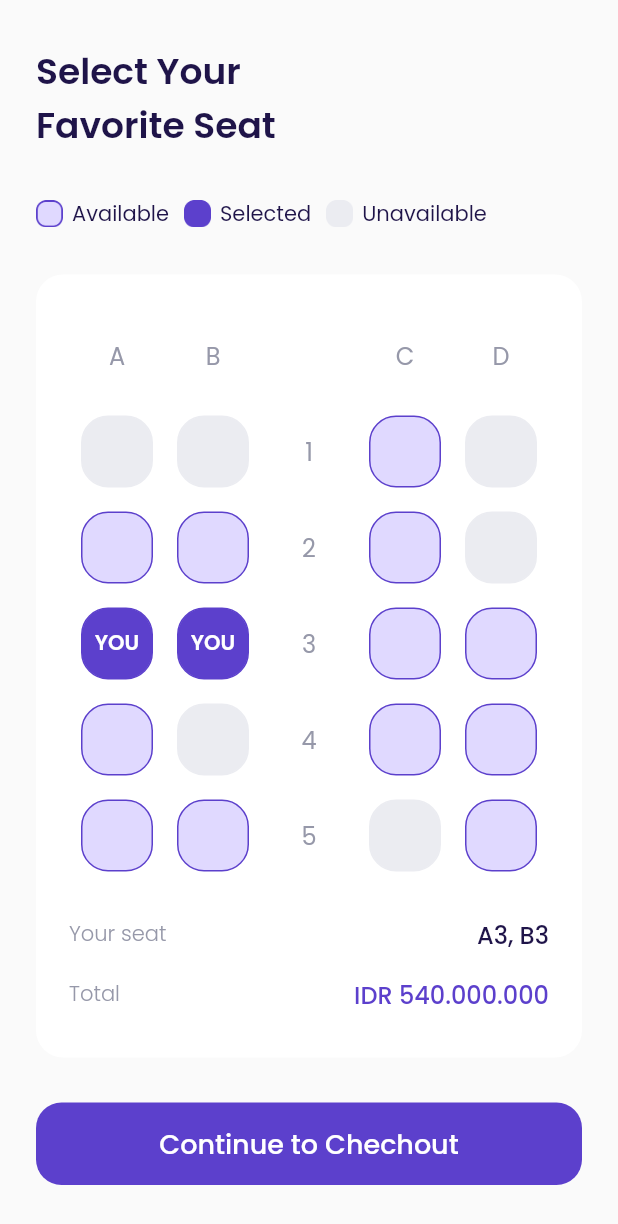
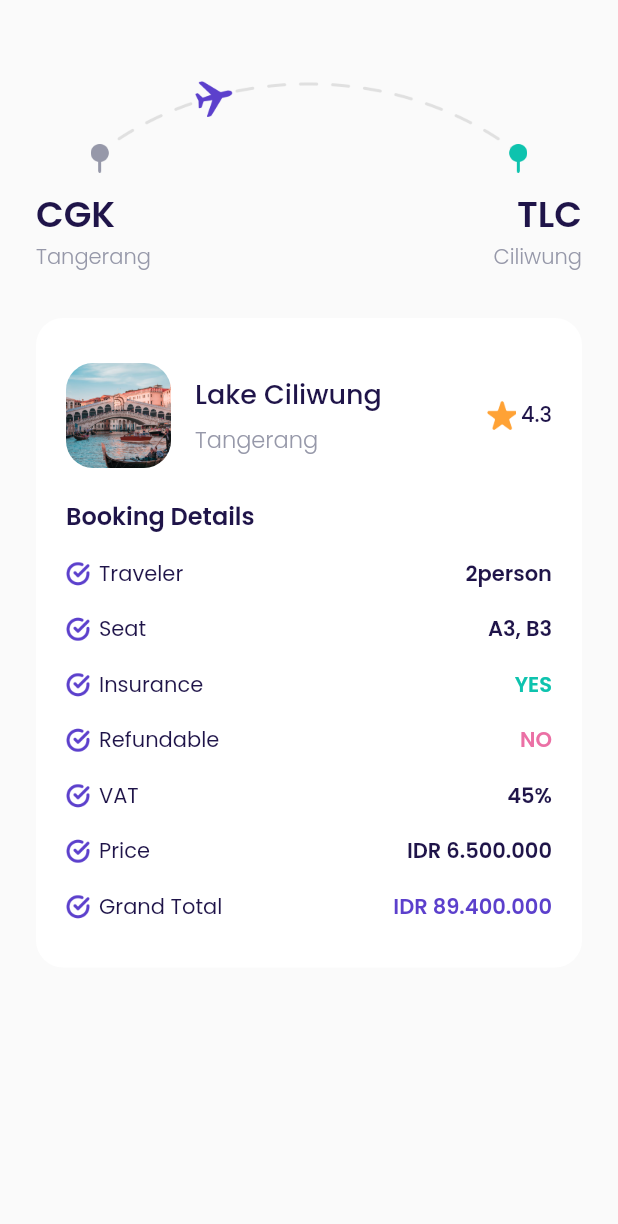
Before and after one commit to Khoruma/airplane, a Flutter app: the ChooseSeatPage screen opened directly, after a tap on "Continue to Chechout", on a phone screen of 412 x 824 dp. Shown: the top 1224 px of the screen. Run offline on Flutter 3.47's test engine with Material 2 defaults, Android fonts, the phone set to English and light mode, and no system bars; our stand-ins replace google_fonts.

Commit message:
Checkout Page

```diff
--- /dev/null
+++ b/lib/ui/pages/checkout_page.dart
@@ -0,0 +1,217 @@
+part of 'pages.dart';
+
+class CheckoutPage extends StatelessWidget {
+  const CheckoutPage({Key? key}) : super(key: key);
+
+  @override
+  Widget build(BuildContext context) {
+    Widget route() {
+      return Container(
+        margin: const EdgeInsets.only(top: 50),
+        child: Column(
+          children: [
+            Container(
+              width: 291,
+              height: 65,
+              // ignore: prefer_const_constructors
+              margin: EdgeInsets.only(bottom: 10),
+              decoration: const BoxDecoration(
+                image: DecorationImage(
+                  image: AssetImage('assets/icon_checkout.png'),
+                ),
+              ),
+            ),
+            Row(
+              mainAxisAlignment: MainAxisAlignment.spaceBetween,
+              children: [
+                Column(
+                  crossAxisAlignment: CrossAxisAlignment.start,
+                  children: [
+                    Text(
+                      'CGK',
+                      style: blackTextStyle.copyWith(
+                        fontSize: 24,
+                        fontWeight: semiBold,
+                      ),
+                    ),
+                    Text(
+                      'Tangerang',
+                      style: greyTextStyle.copyWith(
+                        fontSize: 14,
+                        fontWeight: light,
+                      ),
+                    ),
+                  ],
+                ),
+                Column(
+                  crossAxisAlignment: CrossAxisAlignment.end,
+                  children: [
+                    Text(
+                      'TLC',
+                      style: blackTextStyle.copyWith(
+                        fontSize: 24,
+                        fontWeight: semiBold,
+                      ),
+                    ),
+                    Text(
+                      'Ciliwung',
+                      style: greyTextStyle.copyWith(
+                        fontSize: 14,
+                        fontWeight: light,
+                      ),
+                    ),
+                  ],
+                )
+              ],
+            )
+          ],
+        ),
+      );
+    }
+
+    Widget bookingDetail() {
+      return Container(
+        padding: const EdgeInsets.symmetric(
+          horizontal: 20,
+          vertical: 30,
+        ),
+        margin: const EdgeInsets.only(top: 30),
+        decoration: BoxDecoration(
+          borderRadius: BorderRadius.circular(18),
+          color: kWhiteColor,
+        ),
+        child: Column(
+          crossAxisAlignment: CrossAxisAlignment.start,
+          children: [
+            //* DESTINATION TILE
+            Row(
+              children: [
+                Container(
+                  height: 70,
+                  width: 70,
+                  margin: const EdgeInsets.only(right: 16),
+                  decoration: BoxDecoration(
+                      image: DecorationImage(
+                        fit: BoxFit.cover,
+                        image: AssetImage(
+                          'assets/image_destination1.png',
+                        ),
+                      ),
+                      borderRadius: BorderRadius.circular(18)),
+                ),
+                Expanded(
+                  child: Column(
+                    mainAxisAlignment: MainAxisAlignment.center,
+                    crossAxisAlignment: CrossAxisAlignment.start,
+                    children: [
+                      Text(
+                        'Lake Ciliwung',
+                        style: blackTextStyle.copyWith(
+                          fontSize: 18,
+                          fontWeight: medium,
+                        ),
+                      ),
+                      const SizedBox(height: 5),
+                      Text(
+                        'Tangerang',
+                        style: greyTextStyle.copyWith(
+                          fontSize: 15,
+                          fontWeight: light,
+                        ),
+                      ),
+                    ],
+                  ),
+                ),
+                Row(
+                  children: [
+                    Container(
+                      margin: const EdgeInsets.only(right: 3),
+                      height: 20,
+                      width: 20,
+                      decoration: const BoxDecoration(
+                        image: DecorationImage(
+                          image: AssetImage('assets/icon_star.png'),
+                        ),
+                      ),
+                    ),
+                    Text(
+                      '4.3',
+                      style: blackTextStyle.copyWith(
+                        fontSize: 14,
+                        fontWeight: medium,
+                      ),
+                    ),
+                  ],
+                )
+              ],
+            ),
+
+            //* BOOKING DETAIL TITLE
+            Container(
+              margin: const EdgeInsets.only(
+                top: 20,
+              ),
+              child: Text(
+                'Booking Details',
+                style: blackTextStyle.copyWith(
+                  fontSize: 16,
+                  fontWeight: semiBold,
+                ),
+              ),
+            ),
+
+            //* BOOKING DETAIL ITEM
+            BookingDetailsItem(
+              title: 'Traveler',
+              textValue: '2person',
+              textColor: kBlackColor,
+            ),
+            BookingDetailsItem(
+              title: 'Seat',
+              textValue: 'A3, B3',
+              textColor: kBlackColor,
+            ),
+            BookingDetailsItem(
+              title: 'Insurance',
+              textValue: 'YES',
+              textColor: kGreenColor,
+            ),
+            BookingDetailsItem(
+              title: 'Refundable',
+              textValue: 'NO',
+              textColor: kRedColor,
+            ),
+            BookingDetailsItem(
+              title: 'VAT',
+              textValue: '45%',
+              textColor: kBlackColor,
+            ),
+            BookingDetailsItem(
+              title: 'Price',
+              textValue: 'IDR 6.500.000',
+              textColor: kBlackColor,
+            ),
+            BookingDetailsItem(
+              title: 'Grand Total',
+              textValue: 'IDR 89.400.000',
+              textColor: kPrimayColor,
+            ),
+          ],
+        ),
+      );
+    }
+
+    return Scaffold(
+      backgroundColor: kBackgroundColor,
+      body: ListView(
+        padding: EdgeInsets.symmetric(
+          horizontal: defaultMargin,
+        ),
+        children: [
+          route(),
+          bookingDetail(),
+        ],
+      ),
+    );
+  }
+}
--- a/lib/ui/pages/choose_seat_page.dart
+++ b/lib/ui/pages/choose_seat_page.dart
@@ -392,7 +392,13 @@ class ChooseSeatPage extends StatelessWidget {
       return CustomButton(
         margin: const EdgeInsets.only(top: 30, bottom: 46),
         title: 'Continue to Chechout',
-        onPressed: () {},
+        onPressed: () {
+          Navigator.push(
+              context,
+              MaterialPageRoute(
+                builder: (context) => const CheckoutPage(),
+              ));
+        },
         width: double.infinity,
       );
     }
--- a/lib/ui/pages/pages.dart
+++ b/lib/ui/pages/pages.dart
@@ -12,3 +12,4 @@ part 'main_page.dart';
 part 'home_page.dart';
 part 'detail_page.dart';
 part 'choose_seat_page.dart';
+part 'checkout_page.dart';
--- /dev/null
+++ b/lib/ui/widgets/booking_details_item.dart
@@ -0,0 +1,53 @@
+part of 'widgets.dart';
+
+class BookingDetailsItem extends StatelessWidget {
+  final String title;
+  final String textValue;
+  final Color textColor;
+
+  const BookingDetailsItem({
+    Key? key,
+    required this.title,
+    required this.textValue,
+    required this.textColor,
+  }) : super(key: key);
+
+  @override
+  Widget build(BuildContext context) {
+    return Container(
+      margin: const EdgeInsets.only(
+        top: 16,
+      ),
+      child: Row(
+        children: [
+          Container(
+            height: 16,
+            width: 16,
+            margin: const EdgeInsets.only(right: 6),
+            decoration: const BoxDecoration(
+              image: DecorationImage(
+                image: AssetImage('assets/icon_check.png'),
+              ),
+            ),
+          ),
+          Text(
+            title,
+            style: blackTextStyle.copyWith(
+              fontSize: 14,
+              fontWeight: regular,
+            ),
+          ),
+          const Spacer(),
+          Text(
+            textValue,
+            style: blackTextStyle.copyWith(
+              fontSize: 14,
+              fontWeight: semiBold,
+              color: textColor,
+            ),
+          ),
+        ],
+      ),
+    );
+  }
+}
--- a/lib/ui/widgets/widgets.dart
+++ b/lib/ui/widgets/widgets.dart
@@ -10,3 +10,4 @@ part 'destination_tile.dart';
 part 'photo_item.dart';
 part 'interest_item.dart';
 part 'seat_itemd.dart';
+part 'booking_details_item.dart';
```
